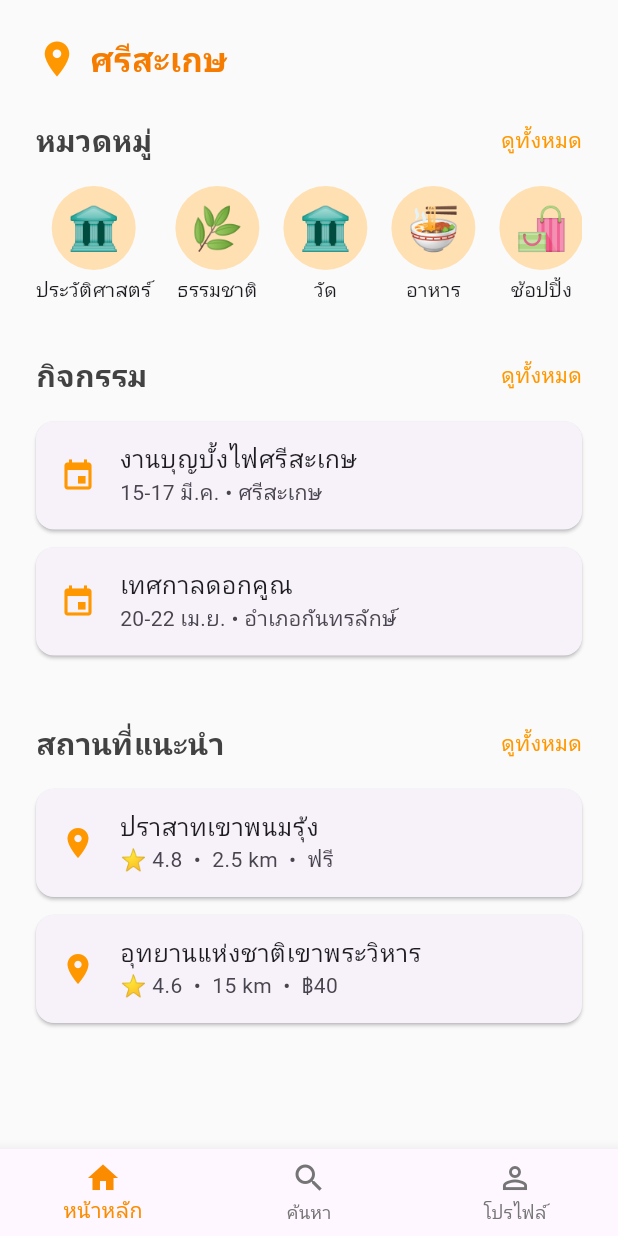
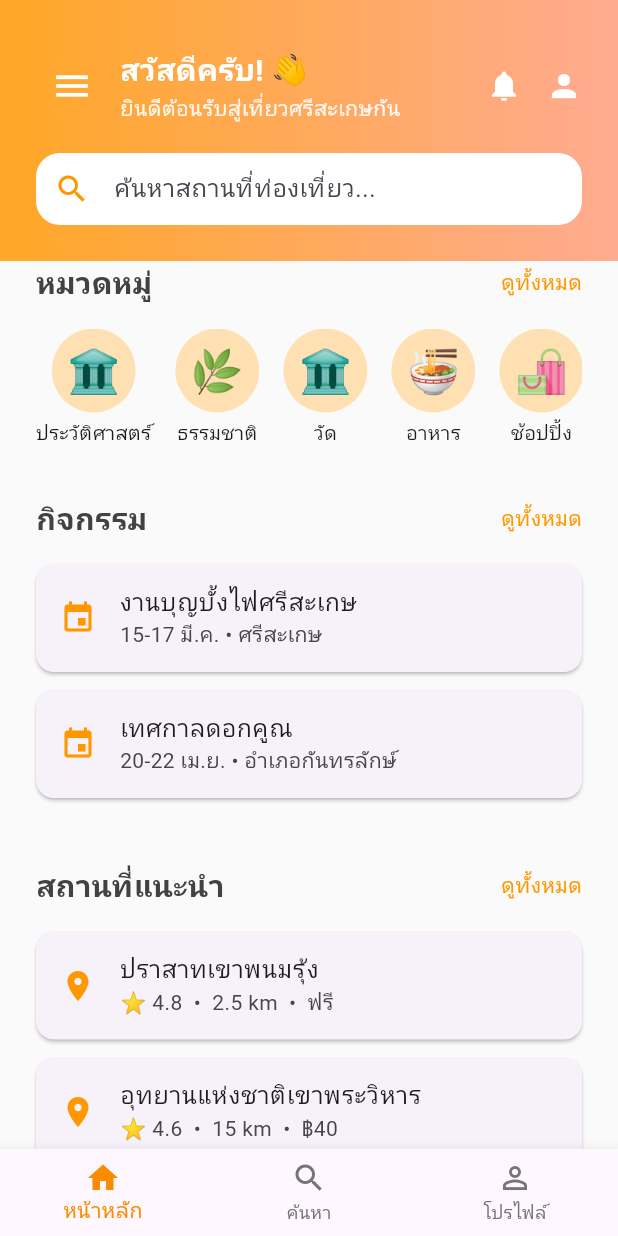
Before and after one commit to Non2412/Travel_On_Sesaket, a Flutter app: the screen it shows after launch, on a phone screen of 412 x 824 dp. Run offline on Flutter 3.47's test engine with Material 3 defaults, Android fonts, the phone set to English and light mode, and no system bars; accounts and stored records are empty; Roboto replaces fonts that are missing (Kanit).

Commit message:
add menu

```diff
--- a/lib/screens/home_screen.dart
+++ b/lib/screens/home_screen.dart
@@ -42,23 +42,156 @@ class HomeScreen extends StatelessWidget {
   Widget build(BuildContext context) {
     return Scaffold(
       backgroundColor: Colors.grey[50],
+      drawer: Drawer(
+        child: ListView(
+          padding: EdgeInsets.zero,
+          children: [
+            DrawerHeader(
+              decoration: BoxDecoration(
+                gradient: LinearGradient(
+                  colors: [Colors.orange[400]!, Colors.deepOrange[200]!],
+                  begin: Alignment.topLeft,
+                  end: Alignment.topRight,
+                ),
+              ),
+              child: Column(
+                crossAxisAlignment: CrossAxisAlignment.start,
+                children: [
+                  CircleAvatar(
+                    radius: 28,
+                    backgroundColor: Colors.white,
+                    child: Icon(Icons.person, size: 36, color: Colors.orange),
+                  ),
+                  SizedBox(height: 12),
+                  Text(
+                    'โปรไฟล์',
+                    style: TextStyle(
+                      color: Colors.white,
+                      fontSize: 20,
+                      fontWeight: FontWeight.bold,
+                    ),
+                  ),
+                  Text(
+                    'เข้าสู่ระบบเพื่อประสบการณ์ที่ดีขึ้น',
+                    style: TextStyle(color: Colors.white70),
+                  ),
+                ],
+              ),
+            ),
+            ListTile(
+              leading: Icon(Icons.person),
+              title: Text('โปรไฟล์'),
+              onTap: () {
+                Navigator.pop(context);
+                // ไปหน้าโปรไฟล์
+                // Navigator.pushNamed(context, '/profile');
+              },
+            ),
+            ListTile(
+              leading: Icon(Icons.favorite),
+              title: Text('รายการโปรด'),
+              onTap: () {
+                Navigator.pop(context);
+                // ไปหน้ารายการโปรด
+              },
+            ),
+            ListTile(
+              leading: Icon(Icons.star),
+              title: Text('รีวิวของฉัน'),
+              onTap: () {
+                Navigator.pop(context);
+                // ไปหน้ารีวิวของฉัน
+              },
+            ),
+            ListTile(
+              leading: Icon(Icons.event),
+              title: Text('กิจกรรม'),
+              onTap: () {
+                Navigator.pop(context);
+                // ไปหน้ากิจกรรม
+              },
+            ),
+            ListTile(
+              leading: Icon(Icons.place),
+              title: Text('สถานที่แนะนำ'),
+              onTap: () {
+                Navigator.pop(context);
+                // ไปหน้าสถานที่แนะนำ
+              },
+            ),
+          ],
+        ),
+      ),
       body: SafeArea(
         child: SingleChildScrollView(
           child: Column(
             children: [
               // Header
-              Padding(
-                padding: const EdgeInsets.all(24.0),
-                child: Row(
+              Container(
+                decoration: BoxDecoration(
+                  gradient: LinearGradient(
+                    colors: [Colors.orange[400]!, Colors.deepOrange[200]!],
+                    begin: Alignment.topLeft,
+                    end: Alignment.topRight,
+                  ),
+                ),
+                padding: const EdgeInsets.fromLTRB(24, 32, 24, 24),
+                child: Column(
                   children: [
-                    Icon(Icons.location_on, color: Colors.orange, size: 28),
+                    Row(
+                      children: [
+                        // ปุ่มเมนู (hamburger)
+                        Builder(
+                          builder: (context) => IconButton(
+                            icon: Icon(Icons.menu, color: Colors.white, size: 28),
+                            onPressed: () {
+                              Scaffold.of(context).openDrawer();
+                            },
+                          ),
+                        ),
                         SizedBox(width: 8),
+                        Expanded(
+                          child: Column(
+                            crossAxisAlignment: CrossAxisAlignment.start,
+                            children: [
                               Text(
-                      'ศรีสะเกษ',
+                                'สวัสดีครับ! 👋',
                                 style: TextStyle(
-                        fontSize: 22,
+                                  fontSize: 20,
                                   fontWeight: FontWeight.bold,
-                        color: Colors.orange[700],
+                                  color: Colors.white,
+                                ),
+                              ),
+                              Text(
+                                'ยินดีต้อนรับสู่เที่ยวศรีสะเกษกัน',
+                                style: TextStyle(
+                                  color: Colors.white.withOpacity(0.9),
+                                ),
+                              ),
+                            ],
+                          ),
+                        ),
+                        Icon(Icons.notifications, color: Colors.white),
+                        SizedBox(width: 16),
+                        Icon(Icons.person, color: Colors.white),
+                      ],
+                    ),
+                    SizedBox(height: 20),
+                    // ช่องค้นหา
+                    TextField(
+                      decoration: InputDecoration(
+                        hintText: 'ค้นหาสถานที่ท่องเที่ยว...',
+                        prefixIcon: Icon(Icons.search, color: Colors.orange),
+                        filled: true,
+                        fillColor: Colors.white,
+                        contentPadding: EdgeInsets.symmetric(
+                          vertical: 0,
+                          horizontal: 16,
+                        ),
+                        border: OutlineInputBorder(
+                          borderRadius: BorderRadius.circular(16),
+                          borderSide: BorderSide.none,
+                        ),
                       ),
                     ),
                   ],
@@ -82,7 +215,10 @@ class HomeScreen extends StatelessWidget {
                             CircleAvatar(
                               radius: 28,
                               backgroundColor: Colors.orange[100],
-                              child: Text(cat['icon'], style: TextStyle(fontSize: 28)),
+                              child: Text(
+                                cat['icon'],
+                                style: TextStyle(fontSize: 28),
+                              ),
                             ),
                             SizedBox(height: 4),
                             Text(cat['name'], style: TextStyle(fontSize: 13)),
@@ -100,14 +236,20 @@ class HomeScreen extends StatelessWidget {
                 child: _buildSection(
                   'กิจกรรม',
                   Column(
-                    children: events.map((event) => Card(
+                    children: events
+                        .map(
+                          (event) => Card(
                             margin: EdgeInsets.only(bottom: 12),
                             child: ListTile(
                               title: Text(event['title']),
-                        subtitle: Text('${event['date']} • ${event['location']}'),
+                              subtitle: Text(
+                                '${event['date']} • ${event['location']}',
+                              ),
                               leading: Icon(Icons.event, color: Colors.orange),
                             ),
-                    )).toList(),
+                          ),
+                        )
+                        .toList(),
                   ),
                 ),
               ),
@@ -118,14 +260,20 @@ class HomeScreen extends StatelessWidget {
                 child: _buildSection(
                   'สถานที่แนะนำ',
                   Column(
-                    children: places.map((place) => Card(
+                    children: places
+                        .map(
+                          (place) => Card(
                             margin: EdgeInsets.only(bottom: 12),
                             child: ListTile(
                               title: Text(place['name']),
-                        subtitle: Text('⭐ ${place['rating']}  •  ${place['distance']}  •  ${place['price']}'),
+                              subtitle: Text(
+                                '⭐ ${place['rating']}  •  ${place['distance']}  •  ${place['price']}',
+                              ),
                               leading: Icon(Icons.place, color: Colors.orange),
                             ),
-                    )).toList(),
+                          ),
+                        )
+                        .toList(),
                   ),
                 ),
               ),
```
Lines whose indentation alone changed are shown as unchanged.
